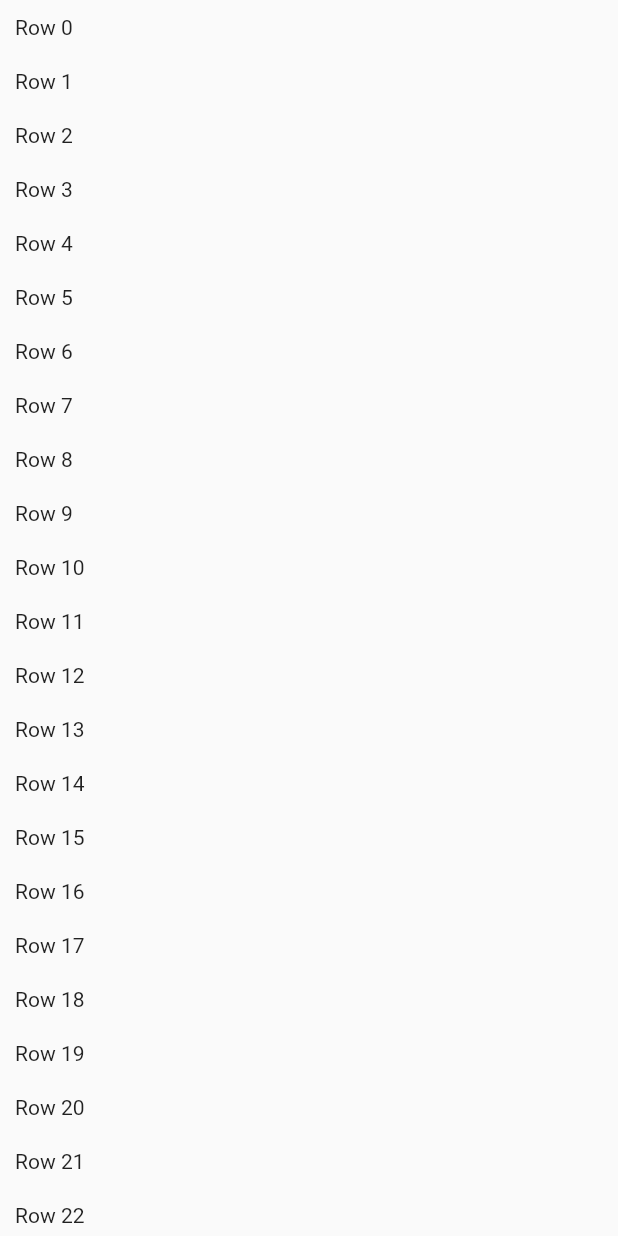
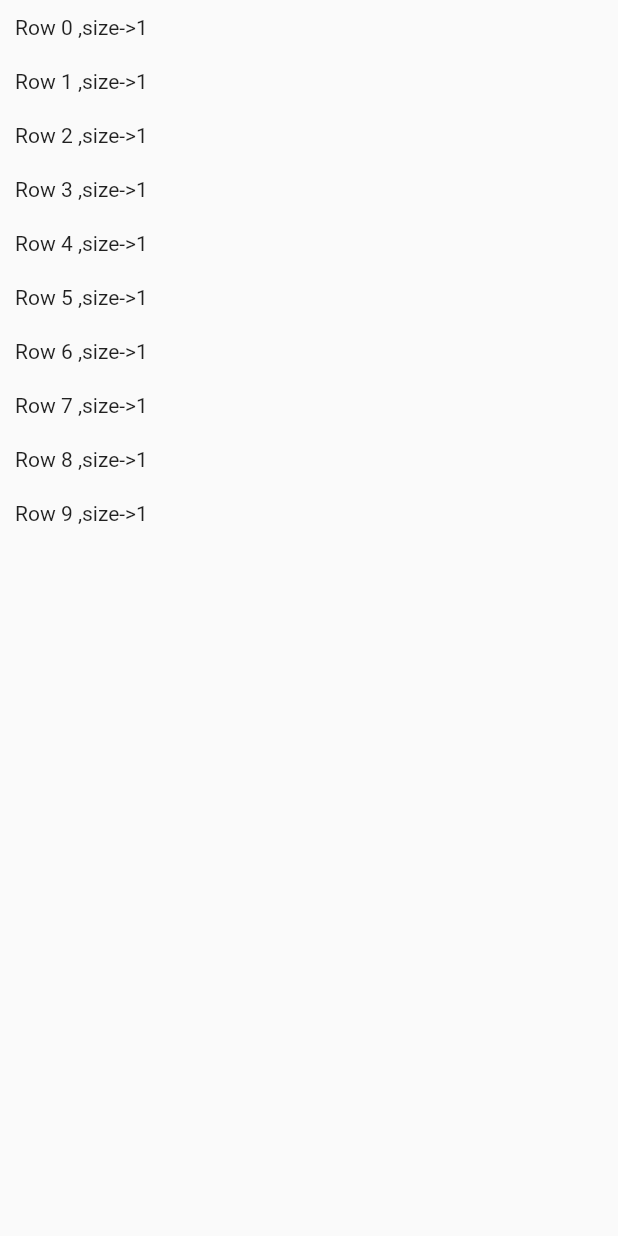
Before and after one commit to Sum-sdl/FlutterSimpleDemo, a Flutter app: the screen it shows after launch, after a tap on "ListView测试", on a phone screen of 412 x 824 dp. Run offline on Flutter 3.47's test engine with Material 2 defaults, Android fonts, the phone set to English and light mode, and no system bars.

Commit message:
add demo

```diff
--- a/flutter_simple/lib/Constant.dart
+++ b/flutter_simple/lib/Constant.dart
@@ -11,6 +11,7 @@ class Page {
   static const String page_other= "page_10";
   static const String page_other_page= "page_11";
   static const String page_list_anim= "page_12";
+  static const String page_list_nested= "page_13";
 }
 
 class Strings {
--- a/flutter_simple/lib/list/ListDemoPage.dart
+++ b/flutter_simple/lib/list/ListDemoPage.dart
@@ -11,31 +11,67 @@ class _ListPage extends State<ListDemoPage> {
   @override
   void initState() {
     super.initState();
-    for (int i = 0; i < 100; i++) {
+    for (int i = 0; i < 10; i++) {
       widgets.add(getRow(i));
     }
   }
 
   Widget getRow(int i) {
+    //一次性new全部的widget
+    print("list init item widget $i");
     return new GestureDetector(
       child: new Padding(
-          padding: new EdgeInsets.all(10.0), child: new Text("Row $i")),
+          padding: new EdgeInsets.all(10.0),
+          child: new Text("Row $i ,size->$aSize")),
       onTap: () {
         setState(() {
+          _changeSize();
           widgets = new List.from(widgets);
           widgets.add(getRow(widgets.length + 1));
-          print('row $i');
+          print('add row $i');
         });
       },
     );
   }
 
+  int aSize = 1;
+
+  _changeSize() {
+    setState(() {
+      aSize += 2;
+    });
+  }
+
   @override
   Widget build(BuildContext context) {
+    print("list  build");
+
     return new Scaffold(
       body: new ListView(
-        children: widgets,
+        children: widgets, //创建之后，item的内容不能变更,
       ),
+    );
+//
+
+//    return buildScaffold();
+  }
+
+  ///根据滚动的item来创建项目
+  /// 内容的值变了，item会重新走一次创建
+  Scaffold buildScaffold() {
+    return new Scaffold(
+      body: new ListView.builder(
+        itemCount: aSize,
+        itemBuilder: (c, index) { //一直滚动，创建可见范围内的item项目
+          print("list new item widget $index");
+          if (index == 100) {
+            return null; //结束滚动
+          }
+          return new FlatButton(
+            onPressed: () {
+              _changeSize();
+            }, child: new Text("index ->$index,$aSize"),);
+        },),
     );
   }
 }
--- a/flutter_simple/lib/main.dart
+++ b/flutter_simple/lib/main.dart
@@ -1,3 +1,4 @@
+import 'package:FlutterSimple/list/NestedScrollViewDemoPage.dart';
 import 'package:flutter/material.dart';
 
 import 'Constant.dart';
@@ -27,7 +28,8 @@ class MyApp extends StatelessWidget {
         new FlowWarpLayoutPage(),
         Page.page_thread: (BuildContext context) => new ThreadPage(),
         Page.page_other: (BuildContext context) => new TabbedAppBarSample(),
-        Page.page_list_anim: (BuildContext context) => new BasicWidget(),
+        Page.page_list_anim: (BuildContext context) => new AnimatedListSample(),
+        Page.page_list_nested: (BuildContext context) => new NestedPage(),
       },
     );
   }
@@ -46,9 +48,10 @@ class _HomePageList extends State<StartPage> {
   int index = 0;
 
   _addIndex() {
-    setState(() {
+//    setState(() {
+//      index++;
+//    });
     index++;
-    });
   }
 
   @override
@@ -82,7 +85,11 @@ class _HomePageList extends State<StartPage> {
                   },
                 ),
               ),
+//              new IgnorePointer(child: buildColumn(context),),//child 不接受事件，事件传给上一级
+//              new AbsorbPointer(child: buildColumn(context),),//child 不接受事件，事件拦截
+              new ListView(children: <Widget>[
                 buildColumn(context),
+              ],),
             ],
           ),
         ),
@@ -97,8 +104,7 @@ class _HomePageList extends State<StartPage> {
     return new Container(
       //拦截点击事件
       color: Colors.black26,
-      padding: EdgeInsets.only(top: 0.0),
-      transform: Matrix4.translationValues(0.0, -10.0, 0.0),
+      padding: EdgeInsets.only(top: 10.0),
       child: new Flex(
         //Flex 就是LinearLayout
         direction: Axis.vertical,
@@ -106,13 +112,21 @@ class _HomePageList extends State<StartPage> {
         //默认是最大，这里设置最小，类似LinearLayout+warp_content
         //Column内容居中
         children: <Widget>[
-          new FlatButton(
+          new LongPressDraggable(
+              child: new FlatButton(
                   onPressed: () {
                     Navigator.of(context).pushNamed(Page.page_home_widget);
                   },
                   textColor: Colors.white,
                   color: Colors.orange,
                   child: new Text("按钮组件")),
+              feedback: new FlatButton(
+                  onPressed: () {
+                    Navigator.of(context).pushNamed(Page.page_home_widget);
+                  },
+                  textColor: Colors.white,
+                  color: Colors.orange,
+                  child: new Text("长按按钮组件"))),
           new MaterialButton(
               onPressed: () {
                 Navigator.of(context).pushNamed(Page.page_home_widget_bg);
@@ -123,6 +137,12 @@ class _HomePageList extends State<StartPage> {
                 Navigator.of(context).pushNamed(Page.page_home_layout);
               },
               child: new Text("Row+Column+Expanded")),
+          new FlatButton(
+              onPressed: () {
+                Navigator.of(context).pushNamed(Page.page_list_nested);
+              },
+              splashColor: Colors.blue,
+              child: new Text("NestedPage")),
           new FlatButton(
               onPressed: () {
                 Navigator.of(context).pushNamed(Page.page_home_listView);
```
Also changed, not shown: flutter_simple/lib/list/NestedScrollViewDemoPage.dart (added, +111 -0 lines), flutter_simple/lib/widget/WidgetDemoPage.dart (+21 -32 lines), 3 other files. Lines whose indentation alone changed are shown as unchanged.
